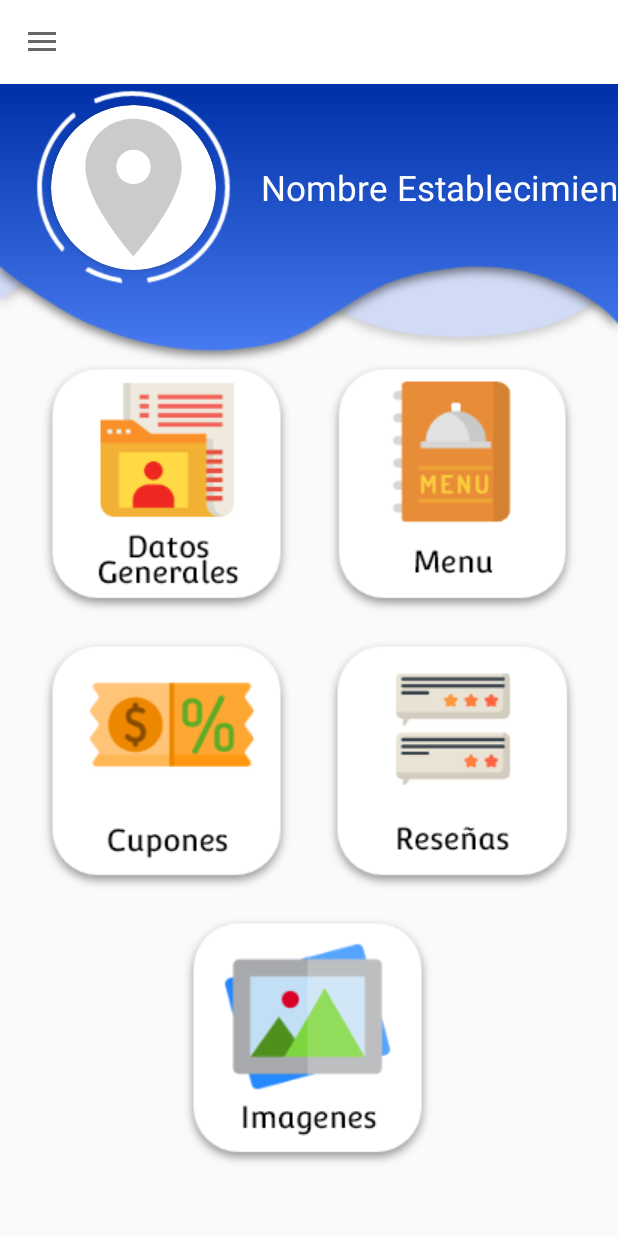
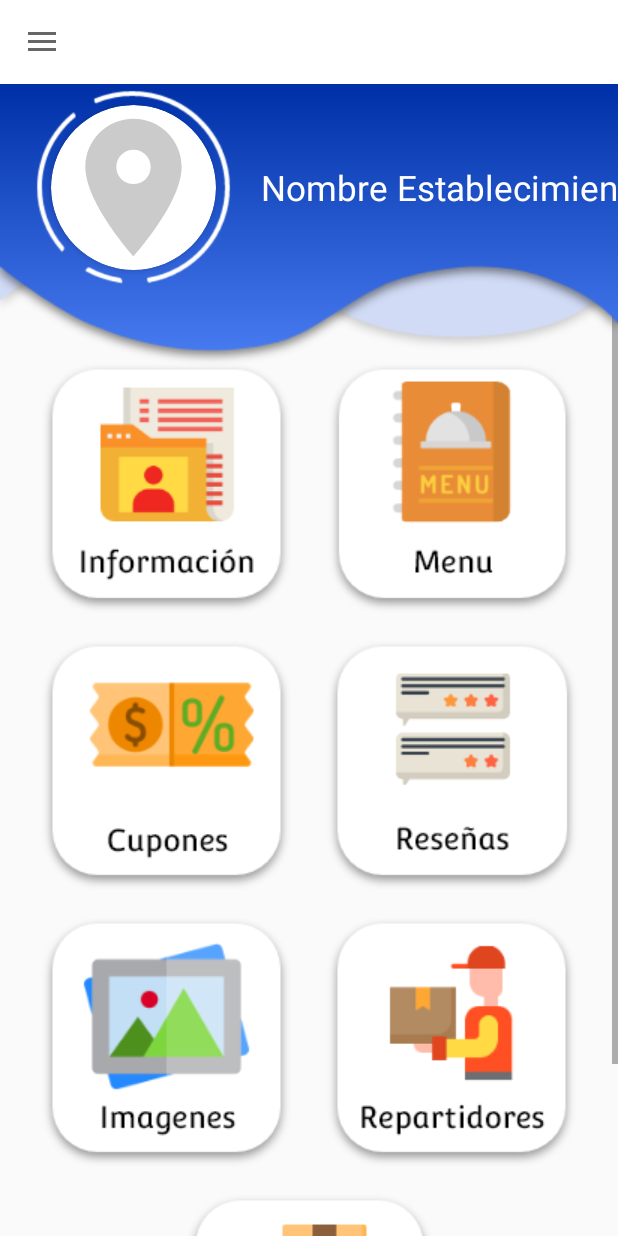
Before and after one commit to MarkoRivas20/Tacna-FD-Construccion-II, an Android app: the fragment OpcionesEstablecimiento_Vista placed in its activity, on a phone screen of 412 x 824 dp. Run offline under Robolectric (Android 15) with nearby library versions, the phone set to English and light mode, and no system bars; our stand-ins replace Firebase (no records; nobody signed in at launch, a user with empty details on screens opened directly), Picasso; Roboto replaces fonts that are not available here.

Commit message:
Estandar de Promagramacion + Correcion Opciones del Establecimiento

```diff
--- a/Proyecto_ConstruccionII/TacnaFDBusiness/app/src/main/res/layout/fragment_opciones_establecimiento__vista.xml
+++ b/Proyecto_ConstruccionII/TacnaFDBusiness/app/src/main/res/layout/fragment_opciones_establecimiento__vista.xml
@@ -28,7 +28,7 @@
                 android:background="@drawable/circle_establecimiento"
                 android:elevation="1dp"
                 app:layout_constraintStart_toStartOf="parent"
-                app:layout_constraintTop_toTopOf="parent"></ImageView>
+                app:layout_constraintTop_toTopOf="parent" />
 
             <TextView
                 android:id="@+id/LblNombre_Establecimiento"
@@ -42,7 +42,7 @@
                 android:textSize="23sp"
                 app:layout_constraintBottom_toBottomOf="@+id/imageView4"
                 app:layout_constraintStart_toEndOf="@+id/imageView4"
-                app:layout_constraintTop_toTopOf="@+id/imageView4"></TextView>
+                app:layout_constraintTop_toTopOf="@+id/imageView4" />
 
             <ImageView
                 android:layout_width="match_parent"
@@ -50,7 +50,7 @@
                 android:scaleType="fitXY"
                 android:src="@drawable/opcionesestablecimiento"
                 app:layout_constraintTop_toTopOf="parent"
-                tools:layout_editor_absoluteX="-8dp"></ImageView>
+                tools:layout_editor_absoluteX="-8dp" />
 
             <androidx.cardview.widget.CardView
                 android:layout_width="110dp"
@@ -68,8 +68,7 @@
                     android:layout_width="match_parent"
                     android:layout_height="match_parent"
                     android:scaleType="centerCrop"
-                    android:src="@drawable/ic_place_gray"
-                    ></ImageView>
+                    android:src="@drawable/ic_place_gray" />
 
             </androidx.cardview.widget.CardView>
 
@@ -98,7 +97,7 @@
                 android:layout_height="wrap_content"
                 android:layout_marginStart="26dp"
                 android:layout_marginTop="35dp"
-                android:src="@drawable/datosgenerales2"
+                android:src="@drawable/informacion"
                 app:layout_constraintStart_toStartOf="parent"
                 app:layout_constraintTop_toTopOf="parent">
 
@@ -137,16 +136,36 @@
             </ImageView>
 
                 <ImageView
+                    android:id="@+id/imageView5"
                     android:layout_width="wrap_content"
                     android:layout_height="wrap_content"
                     android:layout_marginTop="15dp"
                     android:src="@drawable/imagenes3"
-                app:layout_constraintEnd_toEndOf="parent"
-                app:layout_constraintHorizontal_bias="0.497"
-                app:layout_constraintStart_toStartOf="parent"
-                app:layout_constraintTop_toBottomOf="@+id/imageView8">
+                    app:layout_constraintStart_toStartOf="@+id/imageView6"
+                    app:layout_constraintTop_toBottomOf="@+id/imageView6">
 
                 </ImageView>
+
+                <ImageView
+                    android:layout_width="wrap_content"
+                    android:layout_height="wrap_content"
+                    android:src="@drawable/repartidores"
+                    app:layout_constraintStart_toStartOf="@+id/imageView8"
+                    app:layout_constraintTop_toTopOf="@+id/imageView5">
+
+                </ImageView>
+
+                <ImageView
+                    android:layout_width="wrap_content"
+                    android:layout_height="wrap_content"
+                    android:src="@drawable/pedidos"
+                    android:layout_marginTop="15dp"
+                    app:layout_constraintEnd_toEndOf="parent"
+                    app:layout_constraintStart_toStartOf="parent"
+                    app:layout_constraintTop_toBottomOf="@+id/imageView5">
+
+                </ImageView>
+
             </androidx.constraintlayout.widget.ConstraintLayout>
 
         </ScrollView>
--- a/Proyecto_ConstruccionII/TacnaFDBusiness/app/src/main/res/values/google_maps_api.xml
+++ b/Proyecto_ConstruccionII/TacnaFDBusiness/app/src/main/res/values/google_maps_api.xml
@@ -21,5 +21,5 @@
     Once you have your key (it starts with "AIza"), replace the "google_maps_key"
     string in this file.
     -->
-    <string name="google_maps_key" templateMergeStrategy="preserve" translatable="false">YourApiKey</string>
+    <string name="google_maps_key" templateMergeStrategy="preserve" translatable="false">Your Api Key</string>
 </resources>
```
Also changed, not shown: Proyecto_ConstruccionII/TacnaFDBusiness/app/src/main/res/drawable/datosgenerales2.png (deleted), Proyecto_ConstruccionII/TacnaFDBusiness/app/src/main/res/drawable/datosgenerales3.png (deleted), Proyecto_ConstruccionII/TacnaFDBusiness/app/src/main/res/drawable/informacion.png (added), Proyecto_ConstruccionII/TacnaFDBusiness/app/src/main/res/drawable/pedidos.png (added), Proyecto_ConstruccionII/TacnaFDBusiness/app/src/main/res/drawable/repartidores.png (added), 1 other file. Lines whose indentation alone changed are shown as unchanged.
